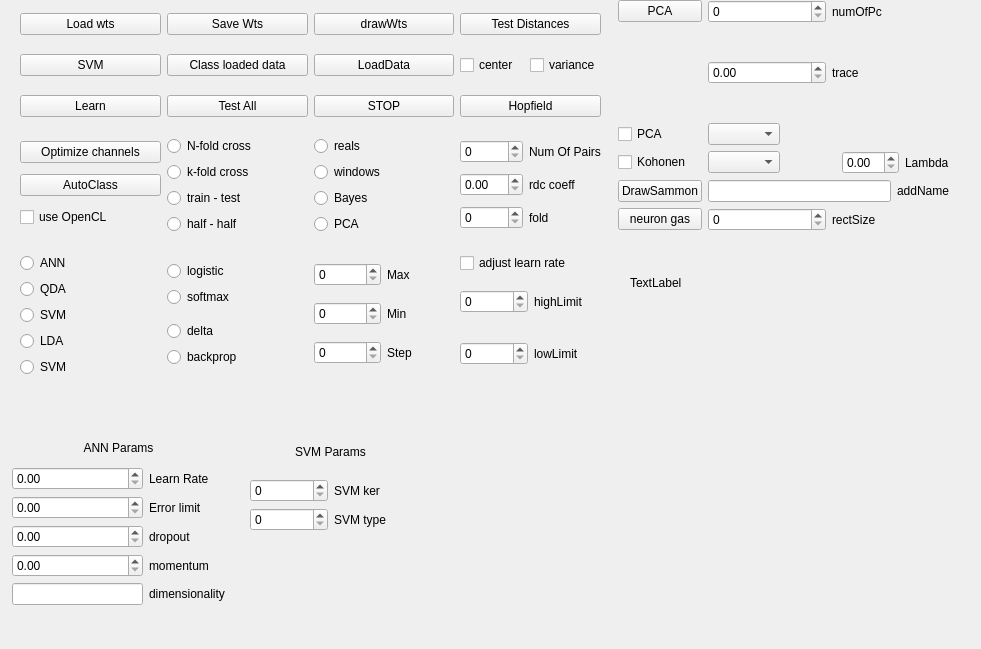
Above: net.ui from ArtfulVampire/SecondGUIrepo before the change. Below: the same form after it.
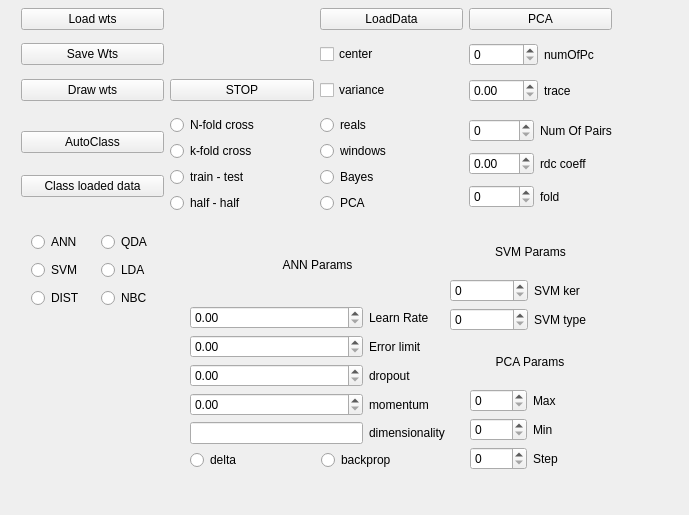
That is the form after the change.

Diff of the .ui file:
```diff
--- a/net.ui
+++ b/net.ui
@@ -6,8 +6,8 @@
    <rect>
     <x>0</x>
     <y>0</y>
-    <width>981</width>
-    <height>649</height>
+    <width>689</width>
+    <height>515</height>
    </rect>
   </property>
   <property name="windowTitle">
@@ -16,22 +16,92 @@
   <widget class="QWidget" name="layoutWidget">
    <property name="geometry">
     <rect>
-     <x>618</x>
-     <y>0</y>
-     <width>331</width>
-     <height>231</height>
+     <x>450</x>
+     <y>230</y>
+     <width>161</width>
+     <height>101</height>
+    </rect>
+   </property>
+   <layout class="QGridLayout" name="gridLayout_4">
+    <item row="1" column="0">
+     <widget class="QSpinBox" name="svmKernelSpinBox"/>
+    </item>
+    <item row="2" column="0">
+     <widget class="QSpinBox" name="svmTypeSpinBox"/>
+    </item>
+    <item row="1" column="1">
+     <widget class="QLabel" name="label_19">
+      <property name="text">
+       <string>SVM ker</string>
+      </property>
+     </widget>
+    </item>
+    <item row="2" column="1">
+     <widget class="QLabel" name="label_21">
+      <property name="text">
+       <string>SVM type</string>
+      </property>
+     </widget>
+    </item>
+    <item row="0" column="0" colspan="2">
+     <widget class="QLabel" name="label_4">
+      <property name="text">
+       <string>SVM Params</string>
+      </property>
+      <property name="alignment">
+       <set>Qt::AlignCenter</set>
+      </property>
+     </widget>
+    </item>
+   </layout>
+  </widget>
+  <widget class="QWidget" name="">
+   <property name="geometry">
+    <rect>
+     <x>21</x>
+     <y>1</y>
+     <width>591</width>
+     <height>221</height>
     </rect>
    </property>
    <layout class="QGridLayout" name="gridLayout_3">
     <item row="0" column="0">
+     <widget class="QPushButton" name="loadWtsButton">
+      <property name="text">
+       <string>Load wts</string>
+      </property>
+     </widget>
+    </item>
+    <item row="0" column="2">
+     <widget class="QPushButton" name="loadDataButton">
+      <property name="text">
+       <string>LoadData</string>
+      </property>
+     </widget>
+    </item>
+    <item row="0" column="3">
      <widget class="QPushButton" name="pcaPushButton">
       <property name="text">
        <string>PCA</string>
       </property>
      </widget>
     </item>
-    <item row="0" column="1">
-     <layout class="QHBoxLayout" name="horizontalLayout_6">
+    <item row="1" column="0">
+     <widget class="QPushButton" name="saveWtsButton">
+      <property name="text">
+       <string>Save Wts</string>
+      </property>
+     </widget>
+    </item>
+    <item row="1" column="2">
+     <widget class="QCheckBox" name="centerCheckBox">
+      <property name="text">
+       <string>center</string>
+      </property>
+     </widget>
+    </item>
+    <item row="1" column="3">
+     <layout class="QHBoxLayout" name="horizontalLayout_3">
       <item>
        <widget class="QSpinBox" name="pcaNumberSpinBox"/>
       </item>
@@ -44,7 +114,28 @@
       </item>
      </layout>
     </item>
-    <item row="1" column="1">
+    <item row="2" column="0">
+     <widget class="QPushButton" name="drawWtsButton">
+      <property name="text">
+       <string>Draw wts</string>
+      </property>
+     </widget>
+    </item>
+    <item row="2" column="1">
+     <widget class="QPushButton" name="stopButton">
+      <property name="text">
+       <string>STOP</string>
+      </property>
+     </widget>
+    </item>
+    <item row="2" column="2">
+     <widget class="QCheckBox" name="varianceCheckBox">
+      <property name="text">
+       <string>variance</string>
+      </property>
+     </widget>
+    </item>
+    <item row="2" column="3">
      <layout class="QHBoxLayout" name="horizontalLayout_8">
       <item>
        <widget class="QDoubleSpinBox" name="traceDoubleSpinBox"/>
@@ -58,166 +149,19 @@
       </item>
      </layout>
     </item>
-    <item row="2" column="0">
-     <widget class="QCheckBox" name="pcaCheckBox">
-      <property name="text">
-       <string>PCA</string>
-      </property>
-     </widget>
-    </item>
-    <item row="2" column="1">
-     <layout class="QHBoxLayout" name="horizontalLayout_5">
-      <item>
-       <widget class="QComboBox" name="sammonComboBox"/>
-      </item>
-      <item>
-       <spacer name="horizontalSpacer_3">
-        <property name="orientation">
-         <enum>Qt::Horizontal</enum>
-        </property>
-        <property name="sizeHint" stdset="0">
-         <size>
-          <width>40</width>
-          <height>20</height>
-         </size>
-        </property>
-       </spacer>
-      </item>
-     </layout>
-    </item>
     <item row="3" column="0">
-     <widget class="QCheckBox" name="kohonenCheckBox">
-      <property name="text">
-       <string>Kohonen</string>
-      </property>
-     </widget>
-    </item>
-    <item row="3" column="1">
-     <layout class="QHBoxLayout" name="horizontalLayout_3">
+     <layout class="QVBoxLayout" name="verticalLayout_7">
       <item>
-       <widget class="QComboBox" name="optimizationMethodComboBox"/>
-      </item>
-      <item>
-       <spacer name="horizontalSpacer_4">
-        <property name="orientation">
-         <enum>Qt::Horizontal</enum>
-        </property>
-        <property name="sizeHint" stdset="0">
-         <size>
-          <width>40</width>
-          <height>20</height>
-         </size>
-        </property>
-       </spacer>
-      </item>
-      <item>
-       <widget class="QDoubleSpinBox" name="lambdaDoubleSpinBox"/>
-      </item>
-      <item>
-       <widget class="QLabel" name="label_18">
+       <widget class="QPushButton" name="autoClassButton">
         <property name="text">
-         <string>Lambda</string>
+         <string>AutoClass</string>
         </property>
        </widget>
       </item>
-     </layout>
-    </item>
-    <item row="4" column="0">
-     <widget class="QPushButton" name="drawSammonPushButton">
-      <property name="text">
-       <string>DrawSammon</string>
-      </property>
-     </widget>
-    </item>
-    <item row="4" column="1">
-     <layout class="QHBoxLayout" name="horizontalLayout_4">
       <item>
-       <widget class="QLineEdit" name="sammonLineEdit"/>
-      </item>
-      <item>
-       <widget class="QLabel" name="label_11">
+       <widget class="QPushButton" name="autoClassDataPushButton">
         <property name="text">
-         <string>addName</string>
-        </property>
-       </widget>
-      </item>
-     </layout>
-    </item>
-    <item row="5" column="0">
-     <widget class="QPushButton" name="neuronGasPushButton">
-      <property name="text">
-       <string>neuron gas</string>
-      </property>
-     </widget>
-    </item>
-    <item row="5" column="1">
-     <layout class="QHBoxLayout" name="horizontalLayout_7">
-      <item>
-       <widget class="QSpinBox" name="sizeSpinBox"/>
-      </item>
-      <item>
-       <widget class="QLabel" name="label_9">
-        <property name="text">
-         <string>rectSize</string>
-        </property>
-       </widget>
-      </item>
-     </layout>
-    </item>
-   </layout>
-  </widget>
-  <widget class="QLabel" name="clearSetsLabel">
-   <property name="geometry">
-    <rect>
-     <x>630</x>
-     <y>240</y>
-     <width>156</width>
-     <height>86</height>
-    </rect>
-   </property>
-   <property name="text">
-    <string>TextLabel</string>
-   </property>
-  </widget>
-  <widget class="QWidget" name="layoutWidget">
-   <property name="geometry">
-    <rect>
-     <x>20</x>
-     <y>0</y>
-     <width>581</width>
-     <height>391</height>
-    </rect>
-   </property>
-   <layout class="QGridLayout" name="gridLayout_6">
-    <item row="4" column="2">
-     <layout class="QGridLayout" name="gridLayout_5">
-      <item row="0" column="0">
-       <widget class="QSpinBox" name="autoPCAMaxSpinBox"/>
-      </item>
-      <item row="0" column="1">
-       <widget class="QLabel" name="label_15">
-        <property name="text">
-         <string>Max</string>
-        </property>
-       </widget>
-      </item>
-      <item row="1" column="0">
-       <widget class="QSpinBox" name="autoPCAMinSpinBox"/>
-      </item>
-      <item row="1" column="1">
-       <widget class="QLabel" name="label_16">
-        <property name="text">
-         <string>Min</string>
-        </property>
-       </widget>
-      </item>
-      <item row="2" column="0">
-       <widget class="QSpinBox" name="autoPCAStepSpinBox"/>
-      </item>
-      <item row="2" column="1">
-       <widget class="QLabel" name="label_17">
-        <property name="text">
-         <string>Step</string>
+         <string>Class loaded data</string>
         </property>
        </widget>
       </item>
@@ -321,279 +265,46 @@
       </item>
      </layout>
     </item>
-    <item row="0" column="0">
-     <widget class="QPushButton" name="loadWtsButton">
-      <property name="text">
-       <string>Load wts</string>
-      </property>
-     </widget>
-    </item>
-    <item row="0" column="1">
-     <widget class="QPushButton" name="saveWtsButton">
-      <property name="text">
-       <string>Save Wts</string>
-      </property>
-     </widget>
-    </item>
-    <item row="2" column="0">
-     <widget class="QPushButton" name="learnButton">
-      <property name="text">
-       <string>Learn</string>
-      </property>
-     </widget>
-    </item>
-    <item row="2" column="3">
-     <widget class="QPushButton" name="hopfieldPushButton">
-      <property name="text">
-       <string>Hopfield</string>
-      </property>
-     </widget>
-    </item>
-    <item row="3" column="0">
-     <layout class="QVBoxLayout" name="verticalLayout_7">
-      <item>
-       <widget class="QPushButton" name="optimizeChannelsPushButton">
-        <property name="text">
-         <string>Optimize channels</string>
-        </property>
-       </widget>
-      </item>
-      <item>
-       <widget class="QPushButton" name="autoClassButton">
-        <property name="text">
-         <string>AutoClass</string>
-        </property>
-       </widget>
-      </item>
-      <item>
-       <widget class="QCheckBox" name="openclCheckBox">
-        <property name="text">
-         <string>use OpenCL</string>
-        </property>
-       </widget>
-      </item>
-     </layout>
-    </item>
-    <item row="4" column="3">
-     <layout class="QVBoxLayout" name="verticalLayout_3">
-      <item>
-       <widget class="QCheckBox" name="adjustLeanrRateCheckBox">
-        <property name="text">
-         <string>adjust learn rate</string>
-        </property>
-       </widget>
-      </item>
-      <item>
-       <layout class="QHBoxLayout" name="horizontalLayout_9">
-        <item>
-         <widget class="QSpinBox" name="highLimitSpinBox"/>
-        </item>
-        <item>
-         <widget class="QLabel" name="label_7">
-          <property name="text">
-           <string>highLimit</string>
-          </property>
-         </widget>
-        </item>
-       </layout>
-      </item>
-      <item>
-       <layout class="QHBoxLayout" name="horizontalLayout_10">
-        <item>
-         <widget class="QSpinBox" name="lowLimitSpinBox"/>
-        </item>
-        <item>
-         <widget class="QLabel" name="label_8">
-          <property name="text">
-           <string>lowLimit</string>
-          </property>
-         </widget>
-        </item>
-       </layout>
-      </item>
-     </layout>
-    </item>
-    <item row="1" column="2">
-     <widget class="QPushButton" name="loadDataButton">
-      <property name="text">
-       <string>LoadData</string>
-      </property>
-     </widget>
-    </item>
-    <item row="0" column="3">
-     <widget class="QPushButton" name="distancesPushButton">
-      <property name="text">
-       <string>Test Distances</string>
-      </property>
-     </widget>
-    </item>
-    <item row="0" column="2">
-     <widget class="QPushButton" name="drawWtsButton">
-      <property name="text">
-       <string>drawWts</string>
-      </property>
-     </widget>
-    </item>
-    <item row="2" column="2">
-     <widget class="QPushButton" name="stopButton">
-      <property name="text">
-       <string>STOP</string>
-      </property>
-     </widget>
-    </item>
-    <item row="2" column="1">
-     <widget class="QPushButton" name="testAllButton">
-      <property name="text">
-       <string>Test All</string>
-      </property>
-     </widget>
-    </item>
-    <item row="1" column="3">
-     <layout class="QHBoxLayout" name="horizontalLayout">
-      <item>
-       <widget class="QCheckBox" name="centerCheckBox">
-        <property name="text">
-         <string>center</string>
-        </property>
-       </widget>
-      </item>
-      <item>
-       <widget class="QCheckBox" name="varianceCheckBox">
-        <property name="text">
-         <string>variance</string>
-        </property>
-       </widget>
-      </item>
-     </layout>
-    </item>
-    <item row="4" column="1">
-     <layout class="QVBoxLayout" name="verticalLayout_5">
-      <item>
-       <layout class="QVBoxLayout" name="verticalLayout_4">
-        <item>
-         <widget class="QRadioButton" name="logisticRadioButton">
-          <property name="text">
-           <string>logistic</string>
-          </property>
-         </widget>
-        </item>
-        <item>
-         <widget class="QRadioButton" name="softmaxRadioButton">
-          <property name="text">
-           <string>softmax</string>
-          </property>
-         </widget>
-        </item>
-       </layout>
-      </item>
-      <item>
-       <layout class="QVBoxLayout" name="verticalLayout_2">
-        <item>
-         <widget class="QRadioButton" name="deltaRadioButton">
-          <property name="text">
-           <string>delta</string>
-          </property>
-         </widget>
-        </item>
-        <item>
-         <widget class="QRadioButton" name="backpropRadioButton">
-          <property name="text">
-           <string>backprop</string>
-          </property>
-         </widget>
-        </item>
-       </layout>
-      </item>
-     </layout>
-    </item>
-    <item row="4" column="0">
-     <layout class="QVBoxLayout" name="verticalLayout_8">
-      <item>
-       <widget class="QRadioButton" name="classANNRadioButton">
-        <property name="text">
-         <string>ANN</string>
-        </property>
-       </widget>
-      </item>
-      <item>
-       <widget class="QRadioButton" name="classQDARadioButton">
-        <property name="text">
-         <string>QDA</string>
-        </property>
-       </widget>
-      </item>
-      <item>
-       <widget class="QRadioButton" name="classSVMRadioButton">
-        <property name="text">
-         <string>SVM</string>
-        </property>
-       </widget>
-      </item>
-      <item>
-       <widget class="QRadioButton" name="classLDARadioButton">
-        <property name="text">
-         <string>LDA</string>
-        </property>
-       </widget>
-      </item>
-      <item>
-       <widget class="QRadioButton" name="classDISTRadioButton">
-        <property name="text">
-         <string>SVM</string>
-        </property>
-       </widget>
-      </item>
-     </layout>
-    </item>
-    <item row="1" column="0">
-     <widget class="QPushButton" name="svmPushButton">
-      <property name="text">
-       <string>SVM</string>
-      </property>
-     </widget>
-    </item>
-    <item row="1" column="1">
-     <widget class="QPushButton" name="autoClassDataPushButton">
-      <property name="text">
-       <string>Class loaded data</string>
-      </property>
-     </widget>
-    </item>
    </layout>
   </widget>
   <widget class="QWidget" name="">
    <property name="geometry">
     <rect>
-     <x>12</x>
-     <y>434</y>
-     <width>213</width>
-     <height>171</height>
+     <x>190</x>
+     <y>230</y>
+     <width>255</width>
+     <height>240</height>
     </rect>
    </property>
    <layout class="QGridLayout" name="gridLayout">
-    <item row="0" column="0" colspan="2">
-     <widget class="QLabel" name="label_3">
-      <property name="text">
-       <string>ANN Params</string>
-      </property>
-      <property name="alignment">
-       <set>Qt::AlignCenter</set>
-      </property>
-     </widget>
+    <item row="6" column="0" colspan="2">
+     <layout class="QHBoxLayout" name="horizontalLayout_2">
+      <item>
+       <widget class="QRadioButton" name="deltaRadioButton">
+        <property name="text">
+         <string>delta</string>
+        </property>
+       </widget>
+      </item>
+      <item>
+       <widget class="QRadioButton" name="backpropRadioButton">
+        <property name="text">
+         <string>backprop</string>
+        </property>
+       </widget>
+      </item>
+     </layout>
     </item>
     <item row="1" column="0">
      <widget class="QDoubleSpinBox" name="learnRateBox"/>
     </item>
-    <item row="1" column="1">
-     <widget class="QLabel" name="label">
+    <item row="5" column="1">
+     <widget class="QLabel" name="label_22">
       <property name="text">
-       <string>Learn Rate</string>
+       <string>dimensionality</string>
       </property>
      </widget>
     </item>
-    <item row="2" column="0">
-     <widget class="QDoubleSpinBox" name="critErrorDoubleSpinBox"/>
-    </item>
     <item row="2" column="1">
      <widget class="QLabel" name="label_2">
       <property name="text">
@@ -601,6 +312,9 @@
       </property>
      </widget>
     </item>
+    <item row="2" column="0">
+     <widget class="QDoubleSpinBox" name="critErrorDoubleSpinBox"/>
+    </item>
     <item row="3" column="0">
      <widget class="QDoubleSpinBox" name="dropoutDoubleSpinBox"/>
     </item>
@@ -621,32 +335,42 @@
       </property>
      </widget>
     </item>
+    <item row="1" column="1">
+     <widget class="QLabel" name="label">
+      <property name="text">
+       <string>Learn Rate</string>
+      </property>
+     </widget>
+    </item>
+    <item row="0" column="0" colspan="2">
+     <widget class="QLabel" name="label_3">
+      <property name="text">
+       <string>ANN Params</string>
+      </property>
+      <property name="alignment">
+       <set>Qt::AlignCenter</set>
+      </property>
+     </widget>
+    </item>
     <item row="5" column="0">
      <widget class="QLineEdit" name="dimensionalityLineEdit"/>
     </item>
-    <item row="5" column="1">
-     <widget class="QLabel" name="label_22">
-      <property name="text">
-       <string>dimensionality</string>
-      </property>
-     </widget>
-    </item>
    </layout>
   </widget>
   <widget class="QWidget" name="">
    <property name="geometry">
     <rect>
-     <x>250</x>
-     <y>430</y>
-     <width>161</width>
-     <height>101</height>
+     <x>470</x>
+     <y>340</y>
+     <width>120</width>
+     <height>130</height>
     </rect>
    </property>
-   <layout class="QGridLayout" name="gridLayout_4">
+   <layout class="QGridLayout" name="gridLayout_5">
     <item row="0" column="0" colspan="2">
-     <widget class="QLabel" name="label_4">
+     <widget class="QLabel" name="label_5">
       <property name="text">
-       <string>SVM Params</string>
+       <string>PCA Params</string>
       </property>
       <property name="alignment">
        <set>Qt::AlignCenter</set>
@@ -654,22 +378,86 @@
      </widget>
     </item>
     <item row="1" column="0">
-     <widget class="QSpinBox" name="svmKernelSpinBox"/>
+     <widget class="QSpinBox" name="autoPCAMaxSpinBox"/>
     </item>
     <item row="1" column="1">
-     <widget class="QLabel" name="label_19">
+     <widget class="QLabel" name="label_15">
       <property name="text">
-       <string>SVM ker</string>
+       <string>Max</string>
       </property>
      </widget>
     </item>
     <item row="2" column="0">
-     <widget class="QSpinBox" name="svmTypeSpinBox"/>
+     <widget class="QSpinBox" name="autoPCAMinSpinBox"/>
     </item>
     <item row="2" column="1">
-     <widget class="QLabel" name="label_21">
+     <widget class="QLabel" name="label_16">
       <property name="text">
-       <string>SVM type</string>
+       <string>Min</string>
+      </property>
+     </widget>
+    </item>
+    <item row="3" column="0">
+     <widget class="QSpinBox" name="autoPCAStepSpinBox"/>
+    </item>
+    <item row="3" column="1">
+     <widget class="QLabel" name="label_17">
+      <property name="text">
+       <string>Step</string>
+      </property>
+     </widget>
+    </item>
+   </layout>
+  </widget>
+  <widget class="QWidget" name="">
+   <property name="geometry">
+    <rect>
+     <x>31</x>
+     <y>230</y>
+     <width>133</width>
+     <height>80</height>
+    </rect>
+   </property>
+   <layout class="QGridLayout" name="gridLayout_6">
+    <item row="0" column="0">
+     <widget class="QRadioButton" name="classANNRadioButton">
+      <property name="text">
+       <string>ANN</string>
+      </property>
+     </widget>
+    </item>
+    <item row="0" column="1">
+     <widget class="QRadioButton" name="classQDARadioButton">
+      <property name="text">
+       <string>QDA</string>
+      </property>
+     </widget>
+    </item>
+    <item row="1" column="0">
+     <widget class="QRadioButton" name="classSVMRadioButton">
+      <property name="text">
+       <string>SVM</string>
+      </property>
+     </widget>
+    </item>
+    <item row="1" column="1">
+     <widget class="QRadioButton" name="classLDARadioButton">
+      <property name="text">
+       <string>LDA</string>
+      </property>
+     </widget>
+    </item>
+    <item row="2" column="0">
+     <widget class="QRadioButton" name="classDISTRadioButton">
+      <property name="text">
+       <string>DIST</string>
+      </property>
+     </widget>
+    </item>
+    <item row="2" column="1">
+     <widget class="QRadioButton" name="classNBCRadioButton">
+      <property name="text">
+       <string>NBC</string>
       </property>
      </widget>
     </item>
```
